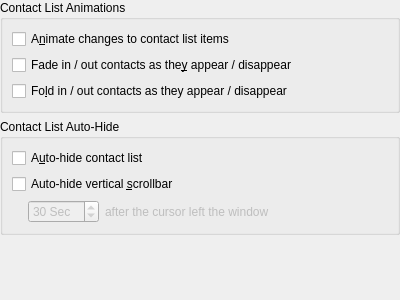
This is kopete/config/appearance/appearanceconfig_advanced.ui in KDE/kopete as Qt 5 draws it before an edit. The edited form follows.
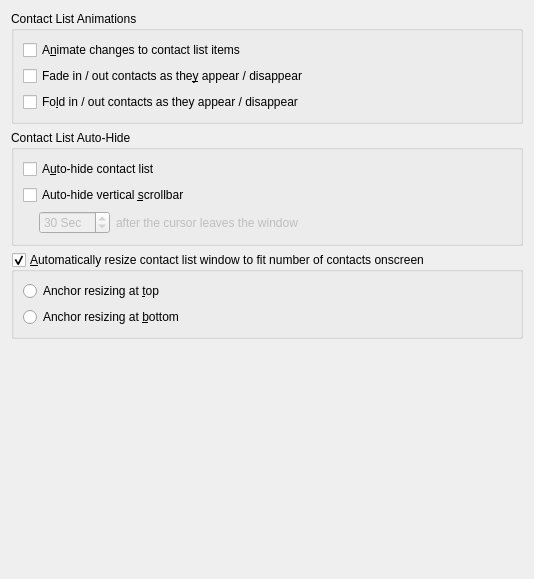
This is the edited form. Custom widgets are drawn as their Qt base class.

Commit message: Automatically resize main window based on size of contact list Allow user to switch this on/off and change resize anchor position FEATURE:154955

The edit to the form file:
```diff
--- a/kopete/config/appearance/appearanceconfig_advanced.ui
+++ b/kopete/config/appearance/appearanceconfig_advanced.ui
@@ -5,48 +5,24 @@
    <rect>
     <x>0</x>
     <y>0</y>
-    <width>400</width>
-    <height>300</height>
+    <width>534</width>
+    <height>579</height>
    </rect>
   </property>
   <property name="windowTitle" >
    <string>Contact List Advanced</string>
   </property>
-  <layout class="QVBoxLayout" >
-   <property name="leftMargin" >
-    <number>0</number>
-   </property>
-   <property name="topMargin" >
-    <number>0</number>
-   </property>
-   <property name="rightMargin" >
-    <number>0</number>
-   </property>
-   <property name="bottomMargin" >
-    <number>0</number>
-   </property>
+  <layout class="QVBoxLayout" name="verticalLayout_3" >
    <item>
     <widget class="QGroupBox" name="groupBox_3" >
      <property name="title" >
       <string>Contact List Animations</string>
      </property>
      <layout class="QGridLayout" >
-      <property name="leftMargin" >
+      <property name="margin" >
        <number>9</number>
       </property>
-      <property name="topMargin" >
-       <number>9</number>
-      </property>
-      <property name="rightMargin" >
-       <number>9</number>
-      </property>
-      <property name="bottomMargin" >
-       <number>9</number>
-      </property>
-      <property name="horizontalSpacing" >
-       <number>6</number>
-      </property>
-      <property name="verticalSpacing" >
+      <property name="spacing" >
        <number>6</number>
       </property>
       <item row="2" column="0" >
@@ -100,16 +76,7 @@
       <property name="spacing" >
        <number>6</number>
       </property>
-      <property name="leftMargin" >
-       <number>9</number>
-      </property>
-      <property name="topMargin" >
-       <number>9</number>
-      </property>
-      <property name="rightMargin" >
-       <number>9</number>
-      </property>
-      <property name="bottomMargin" >
+      <property name="margin" >
        <number>9</number>
       </property>
       <item>
@@ -147,16 +114,7 @@
         <property name="spacing" >
          <number>6</number>
         </property>
-        <property name="leftMargin" >
-         <number>0</number>
-        </property>
-        <property name="topMargin" >
-         <number>0</number>
-        </property>
-        <property name="rightMargin" >
-         <number>0</number>
-        </property>
-        <property name="bottomMargin" >
+        <property name="margin" >
          <number>0</number>
         </property>
         <item>
@@ -209,7 +167,7 @@
            <bool>false</bool>
           </property>
           <property name="text" >
-           <string>after the cursor left the window</string>
+           <string>after the cursor leaves the window</string>
           </property>
          </widget>
         </item>
@@ -218,6 +176,32 @@
      </layout>
     </widget>
    </item>
+   <item>
+    <widget class="KButtonGroup" name="kcfg_contactListResizeAnchor" >
+     <property name="title" >
+      <string>&amp;Automatically resize contact list window to fit number of contacts onscreen</string>
+     </property>
+     <property name="checkable" >
+      <bool>true</bool>
+     </property>
+     <layout class="QVBoxLayout" name="verticalLayout" >
+      <item>
+       <widget class="QRadioButton" name="top" >
+        <property name="text" >
+         <string>Anchor resizing at &amp;top</string>
+        </property>
+       </widget>
+      </item>
+      <item>
+       <widget class="QRadioButton" name="bottom" >
+        <property name="text" >
+         <string>Anchor resizing at &amp;bottom</string>
+        </property>
+       </widget>
+      </item>
+     </layout>
+    </widget>
+   </item>
    <item>
     <spacer>
      <property name="orientation" >
@@ -233,6 +217,14 @@
    </item>
   </layout>
  </widget>
+ <customwidgets>
+  <customwidget>
+   <class>KButtonGroup</class>
+   <extends>QGroupBox</extends>
+   <header>kbuttongroup.h</header>
+   <container>1</container>
+  </customwidget>
+ </customwidgets>
  <tabstops>
   <tabstop>kcfg_contactListAnimateChange</tabstop>
   <tabstop>kcfg_contactListFading</tabstop>
```
Left out of the diff: 4 changed lines with no effect on the pictures. The commit also changes 7 other files.
